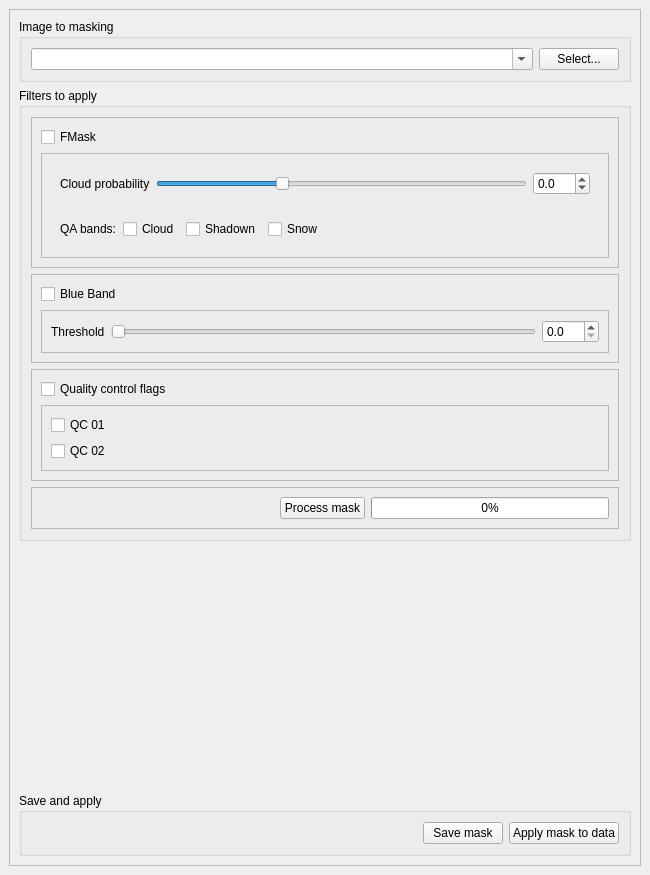
The window that cloud_masking_dockwidget_base.ui (SMByC/CloudMasking) describes before a commit, drawn with Qt 5.
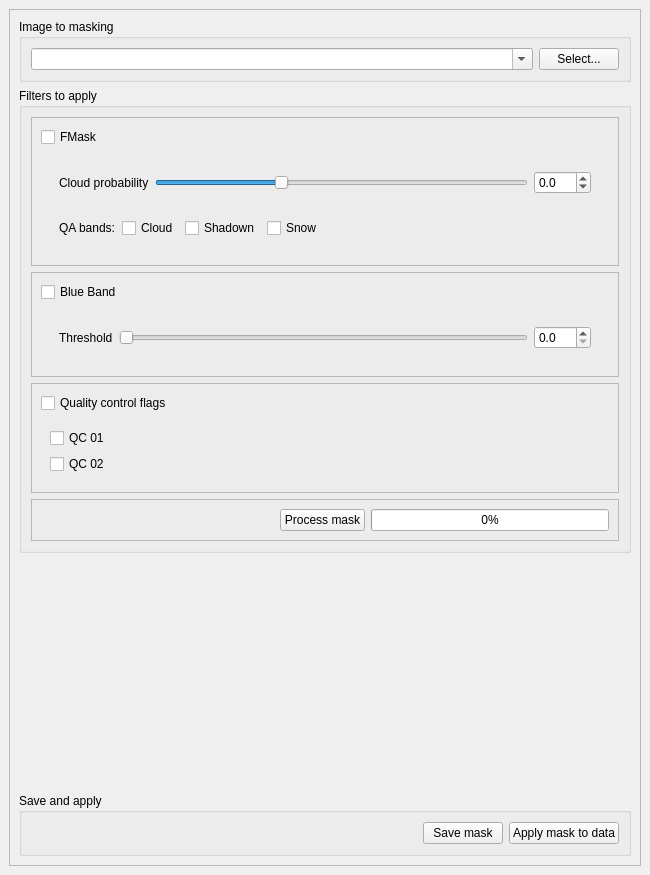
The same window after the commit.

Commit message: Improve and fixes the groups of filters

Patch:
```diff
--- a/cloud_masking_dockwidget_base.ui
+++ b/cloud_masking_dockwidget_base.ui
@@ -136,45 +136,42 @@
                </widget>
               </item>
               <item row="1" column="0">
-               <widget class="QFrame" name="frame_BlueBand">
-                <property name="enabled">
-                 <bool>true</bool>
-                </property>
-                <property name="frameShape">
-                 <enum>QFrame::StyledPanel</enum>
-                </property>
-                <property name="frameShadow">
-                 <enum>QFrame::Raised</enum>
-                </property>
-                <layout class="QGridLayout" name="gridLayout_4">
-                 <item row="0" column="1">
-                  <widget class="QSlider" name="horizontalSlider_BB">
-                   <property name="maximum">
-                    <number>100</number>
-                   </property>
-                   <property name="orientation">
-                    <enum>Qt::Horizontal</enum>
-                   </property>
-                  </widget>
-                 </item>
-                 <item row="0" column="0">
-                  <widget class="QLabel" name="label_2">
-                   <property name="text">
-                    <string>Threshold</string>
-                   </property>
-                  </widget>
-                 </item>
-                 <item row="0" column="2">
-                  <widget class="QDoubleSpinBox" name="doubleSpinBox_BB">
-                   <property name="decimals">
-                    <number>1</number>
-                   </property>
-                   <property name="maximum">
-                    <double>100.000000000000000</double>
-                   </property>
-                   <property name="singleStep">
-                    <double>0.100000000000000</double>
-                   </property>
+               <widget class="QWidget" name="widget_BlueBand" native="true">
+                <layout class="QVBoxLayout" name="verticalLayout_4">
+                 <item>
+                  <widget class="QWidget" name="widget_BlueBand_01" native="true">
+                   <layout class="QHBoxLayout" name="horizontalLayout_5">
+                    <item>
+                     <widget class="QLabel" name="label_2">
+                      <property name="text">
+                       <string>Threshold</string>
+                      </property>
+                     </widget>
+                    </item>
+                    <item>
+                     <widget class="QSlider" name="horizontalSlider_BB">
+                      <property name="maximum">
+                       <number>100</number>
+                      </property>
+                      <property name="orientation">
+                       <enum>Qt::Horizontal</enum>
+                      </property>
+                     </widget>
+                    </item>
+                    <item>
+                     <widget class="QDoubleSpinBox" name="doubleSpinBox_BB">
+                      <property name="decimals">
+                       <number>1</number>
+                      </property>
+                      <property name="maximum">
+                       <double>100.000000000000000</double>
+                      </property>
+                      <property name="singleStep">
+                       <double>0.100000000000000</double>
+                      </property>
+                     </widget>
+                    </item>
+                   </layout>
                   </widget>
                  </item>
                 </layout>
@@ -184,7 +181,7 @@
             </widget>
            </item>
            <item row="0" column="1">
-            <widget class="QFrame" name="frame_2">
+            <widget class="QFrame" name="frame_FMask">
              <property name="frameShape">
               <enum>QFrame::StyledPanel</enum>
              </property>
@@ -206,19 +203,52 @@
                </widget>
               </item>
               <item row="1" column="0">
-               <widget class="QFrame" name="frame_FMask">
-                <property name="enabled">
-                 <bool>true</bool>
-                </property>
-                <property name="frameShape">
-                 <enum>QFrame::StyledPanel</enum>
-                </property>
-                <property name="frameShadow">
-                 <enum>QFrame::Raised</enum>
-                </property>
-                <layout class="QGridLayout" name="gridLayout_3">
-                 <item row="3" column="1">
-                  <widget class="QWidget" name="widget_2" native="true">
+               <widget class="QWidget" name="widget_FMask" native="true">
+                <layout class="QVBoxLayout" name="verticalLayout_2">
+                 <item>
+                  <widget class="QWidget" name="widget_FMask_01" native="true">
+                   <layout class="QGridLayout" name="gridLayout_5">
+                    <item row="1" column="1">
+                     <widget class="QSlider" name="horizontalSlider_CP">
+                      <property name="minimum">
+                       <number>-50</number>
+                      </property>
+                      <property name="maximum">
+                       <number>100</number>
+                      </property>
+                      <property name="singleStep">
+                       <number>1</number>
+                      </property>
+                      <property name="orientation">
+                       <enum>Qt::Horizontal</enum>
+                      </property>
+                     </widget>
+                    </item>
+                    <item row="1" column="2">
+                     <widget class="QDoubleSpinBox" name="doubleSpinBox_CP">
+                      <property name="decimals">
+                       <number>1</number>
+                      </property>
+                      <property name="minimum">
+                       <double>-50.000000000000000</double>
+                      </property>
+                      <property name="singleStep">
+                       <double>0.100000000000000</double>
+                      </property>
+                     </widget>
+                    </item>
+                    <item row="1" column="0">
+                     <widget class="QLabel" name="label">
+                      <property name="text">
+                       <string>Cloud probability</string>
+                      </property>
+                     </widget>
+                    </item>
+                   </layout>
+                  </widget>
+                 </item>
+                 <item>
+                  <widget class="QWidget" name="widget_FMask_02" native="true">
                    <layout class="QHBoxLayout" name="horizontalLayout_2">
                     <item>
                      <widget class="QLabel" name="label_3">
@@ -264,48 +294,6 @@
                    </layout>
                   </widget>
                  </item>
-                 <item row="2" column="1">
-                  <widget class="QWidget" name="widget" native="true">
-                   <layout class="QGridLayout" name="gridLayout_5">
-                    <item row="1" column="2">
-                     <widget class="QDoubleSpinBox" name="doubleSpinBox_CP">
-                      <property name="decimals">
-                       <number>1</number>
-                      </property>
-                      <property name="minimum">
-                       <double>-50.000000000000000</double>
-                      </property>
-                      <property name="singleStep">
-                       <double>0.100000000000000</double>
-                      </property>
-                     </widget>
-                    </item>
-                    <item row="1" column="0">
-                     <widget class="QLabel" name="label">
-                      <property name="text">
-                       <string>Cloud probability</string>
-                      </property>
-                     </widget>
-                    </item>
-                    <item row="1" column="1">
-                     <widget class="QSlider" name="horizontalSlider_CP">
-                      <property name="minimum">
-                       <number>-50</number>
-                      </property>
-                      <property name="maximum">
-                       <number>100</number>
-                      </property>
-                      <property name="singleStep">
-                       <number>1</number>
-                      </property>
-                      <property name="orientation">
-                       <enum>Qt::Horizontal</enum>
-                      </property>
-                     </widget>
-                    </item>
-                   </layout>
-                  </widget>
-                 </item>
                 </layout>
                </widget>
               </item>
@@ -313,7 +301,7 @@
             </widget>
            </item>
            <item row="2" column="1">
-            <widget class="QFrame" name="frame_4">
+            <widget class="QFrame" name="frame_QCflags">
              <property name="frameShape">
               <enum>QFrame::StyledPanel</enum>
              </property>
@@ -329,22 +317,16 @@
                </widget>
               </item>
               <item row="1" column="0">
-               <widget class="QFrame" name="frame_QCflags">
-                <property name="frameShape">
-                 <enum>QFrame::StyledPanel</enum>
-                </property>
-                <property name="frameShadow">
-                 <enum>QFrame::Raised</enum>
-                </property>
-                <layout class="QGridLayout" name="gridLayout_6">
-                 <item row="1" column="0">
+               <widget class="QWidget" name="widget_QCflags" native="true">
+                <layout class="QVBoxLayout" name="verticalLayout_3">
+                 <item>
                   <widget class="QCheckBox" name="checkBox_4">
                    <property name="text">
                     <string>QC 01</string>
                    </property>
                   </widget>
                  </item>
-                 <item row="2" column="0">
+                 <item>
                   <widget class="QCheckBox" name="checkBox_5">
                    <property name="text">
                     <string>QC 02</string>
```
Left out of the diff: 35 changed lines with no effect on the pictures. The commit also changes 1 other file.
